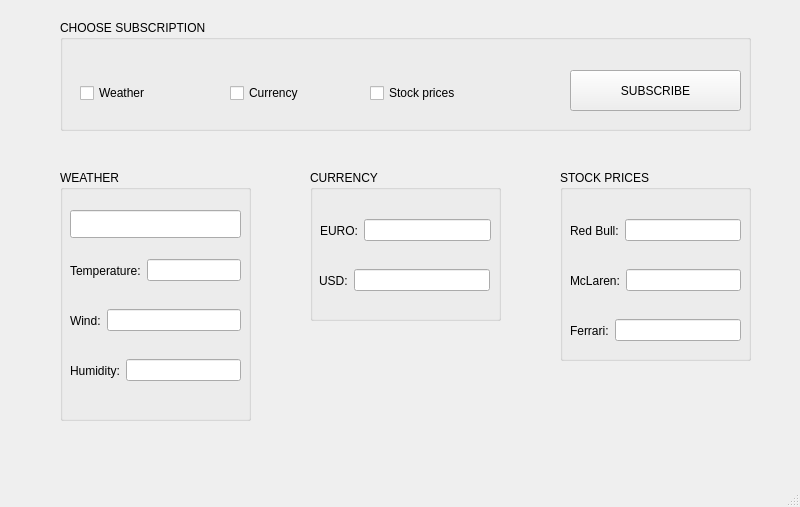
Qt form SubscriptionServer/subsriptionserver.ui (smooooth-operator/subscription-server) before a commit.
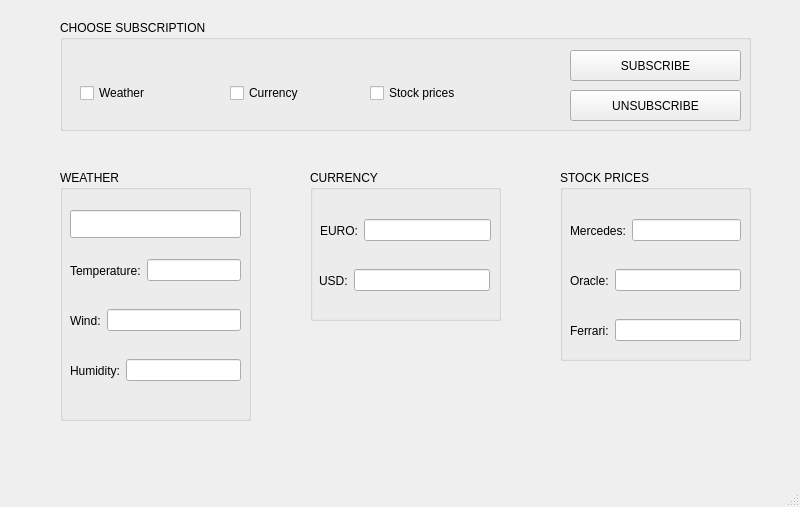
The same form after that commit.

Commit message: Add PipeHandler class for server connection

Diff of the .ui file:
```diff
--- a/SubscriptionServer/subsriptionserver.ui
+++ b/SubscriptionServer/subsriptionserver.ui
@@ -26,17 +26,17 @@
     <property name="title">
      <string>CHOOSE SUBSCRIPTION</string>
     </property>
-    <widget class="QPushButton" name="pushButton_subscribe">
+    <widget class="QPushButton" name="pushButton_unsubscribe">
      <property name="geometry">
       <rect>
        <x>510</x>
-       <y>50</y>
+       <y>70</y>
        <width>171</width>
-       <height>41</height>
+       <height>31</height>
       </rect>
      </property>
      <property name="text">
-      <string>SUBSCRIBE</string>
+      <string>UNSUBSCRIBE</string>
      </property>
     </widget>
     <widget class="QCheckBox" name="checkBox_2">
@@ -78,6 +78,19 @@
       <string>Weather</string>
      </property>
     </widget>
+    <widget class="QPushButton" name="pushButton_subscribe">
+     <property name="geometry">
+      <rect>
+       <x>510</x>
+       <y>30</y>
+       <width>171</width>
+       <height>31</height>
+      </rect>
+     </property>
+     <property name="text">
+      <string>SUBSCRIBE</string>
+     </property>
+    </widget>
    </widget>
    <widget class="QGroupBox" name="groupBox_2">
     <property name="geometry">
@@ -250,7 +263,7 @@
       <item>
        <widget class="QLabel" name="label_6">
         <property name="text">
-         <string>Red Bull:</string>
+         <string>Mercedes:</string>
         </property>
        </widget>
       </item>
@@ -272,7 +285,7 @@
       <item>
        <widget class="QLabel" name="label_7">
         <property name="text">
-         <string>McLaren:</string>
+         <string>Oracle:</string>
         </property>
        </widget>
       </item>
```
Left out of the diff: 8 changed lines with no effect on the pictures. The commit also changes 6 other files.
